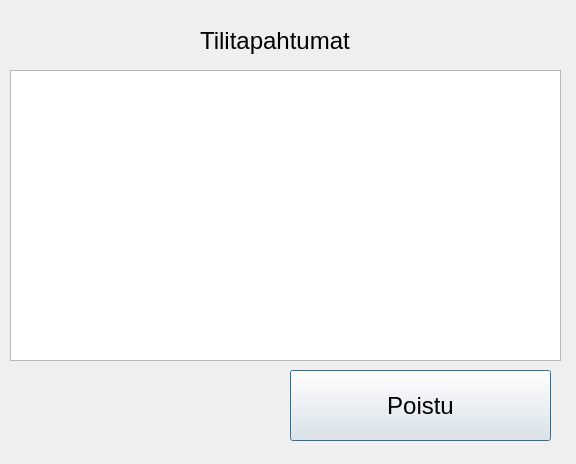
Before: the Qt Designer form bank-automat/bankAccountMain/transaction.ui in AleksiPuumala/bank-automat-omakopio, drawn with Qt 5.
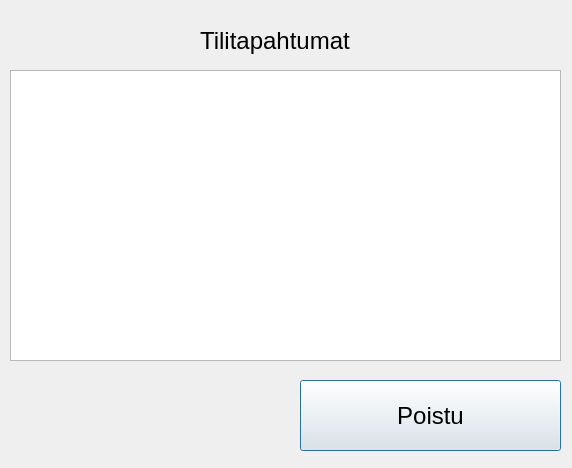
After: the same form once the commit is applied.

Diff of the .ui file:
```diff
--- a/bank-automat/bankAccountMain/transaction.ui
+++ b/bank-automat/bankAccountMain/transaction.ui
@@ -6,8 +6,8 @@
    <rect>
     <x>0</x>
     <y>0</y>
-    <width>576</width>
-    <height>464</height>
+    <width>572</width>
+    <height>468</height>
    </rect>
   </property>
   <property name="windowTitle">
@@ -34,8 +34,8 @@
   <widget class="QPushButton" name="btnExit">
    <property name="geometry">
     <rect>
-     <x>290</x>
-     <y>370</y>
+     <x>300</x>
+     <y>380</y>
      <width>261</width>
      <height>71</height>
     </rect>
```
